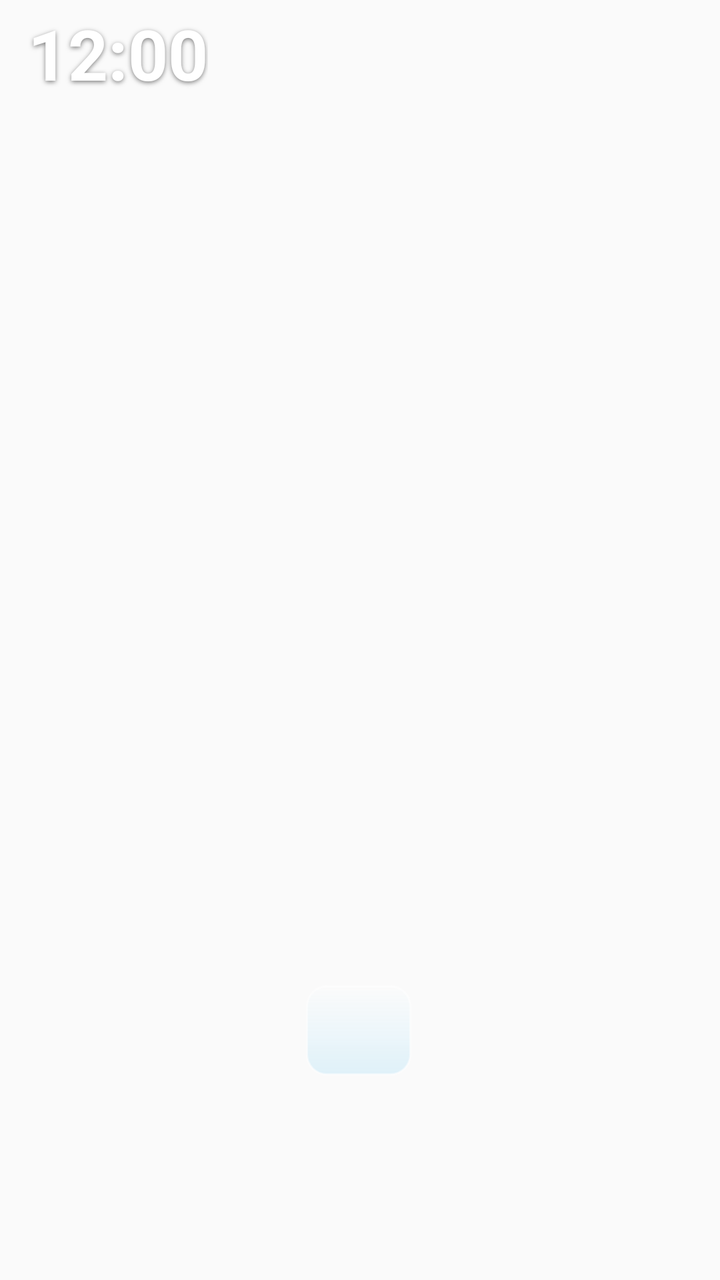
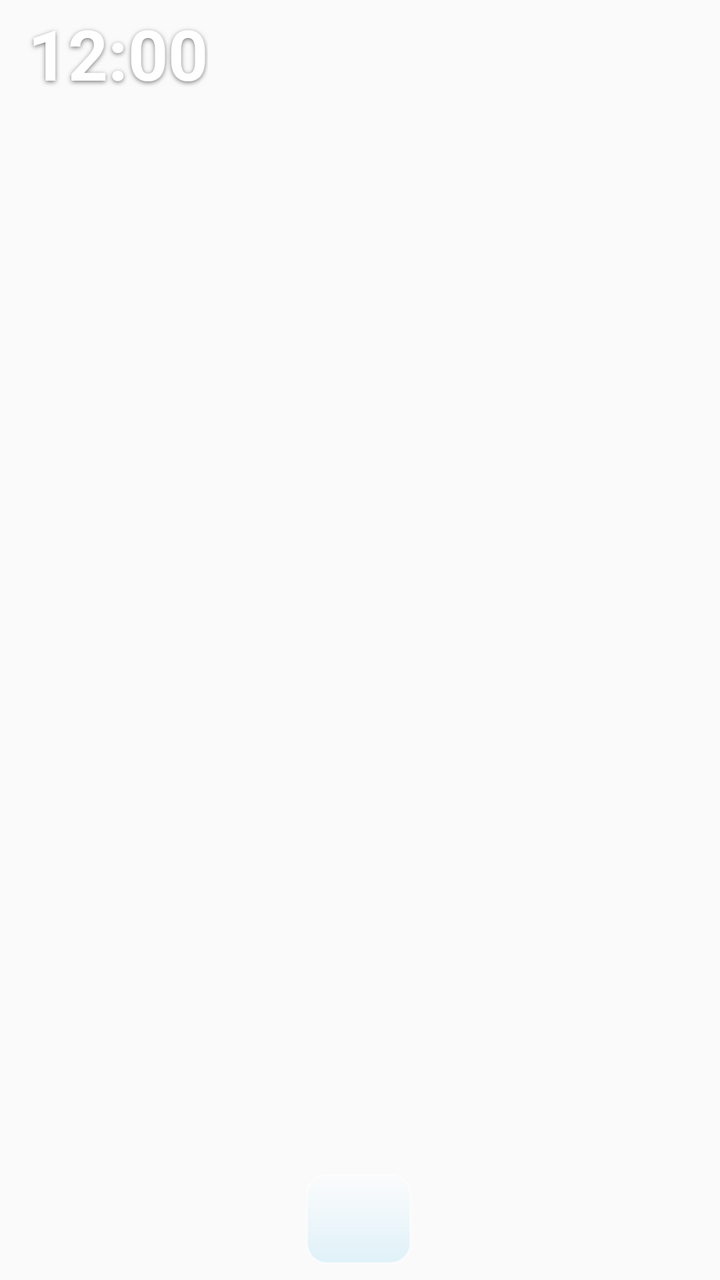

Two renders of the same Android screen: before a commit and after it. Below are the layout's source before the change and the commit's diff.
<!-- AndroidManifest.xml: application theme Theme.LumiGlassWidgets -->
<!-- res/layout/widget_layout_4x2.xml -->
<?xml version="1.0" encoding="utf-8"?>
<FrameLayout xmlns:android="http://schemas.android.com/apk/res/android"
    android:id="@+id/widget_root"
    android:layout_width="match_parent"
    android:layout_height="match_parent"
    android:background="@android:color/transparent">

    <ImageView
        android:id="@+id/widget_glass_bg"
        android:layout_width="match_parent"
        android:layout_height="match_parent"
        android:contentDescription="@null"
        android:scaleType="fitXY" />

    <LinearLayout
        android:id="@+id/widget_content_root"
        android:layout_width="match_parent"
        android:layout_height="match_parent"
        android:orientation="vertical"
        android:paddingStart="14dp"
        android:paddingTop="8dp"
        android:paddingEnd="14dp"
        android:paddingBottom="8dp"
        android:weightSum="100">

        
        <LinearLayout
            android:id="@+id/widget_upper_main_row"
            android:layout_width="match_parent"
            android:layout_height="0dp"
            android:layout_weight="62"
            android:baselineAligned="false"
            android:gravity="top"
            android:orientation="horizontal"
            android:weightSum="100">

            
            <LinearLayout
                android:id="@+id/widget_left_pane"
                android:layout_width="0dp"
                android:layout_height="match_parent"
                android:layout_weight="48"
                android:gravity="top"
                android:orientation="vertical"
                android:paddingEnd="6dp">

                <TextClock
                    android:id="@+id/widget_clock_single"
                    android:layout_width="wrap_content"
                    android:layout_height="wrap_content"
                    android:ellipsize="end"
                    android:format12Hour="hh:mm"
                    android:format24Hour="HH:mm"
                    android:includeFontPadding="false"
                    android:maxLines="1"
                    android:shadowColor="#80000000"
                    android:shadowDy="2"
                    android:shadowRadius="6"
                    android:textColor="#FFFFFF"
                    android:textSize="35sp"
                    android:textStyle="bold" />

                <LinearLayout
                    android:id="@+id/widget_clock_split_container"
                    android:layout_width="wrap_content"
                    android:layout_height="wrap_content"
                    android:orientation="horizontal"
                    android:visibility="gone">

                    <TextClock
                        android:id="@+id/widget_clock_split_hour"
                        android:layout_width="wrap_content"
                        android:layout_height="wrap_content"
                        android:format12Hour="hh"
                        android:format24Hour="HH"
                        android:includeFontPadding="false"
                        android:shadowColor="#80000000"
                        android:shadowDy="2"
                        android:shadowRadius="6"
                        android:textColor="#FFFFFF"
                        android:textSize="34sp"
                        android:textStyle="bold" />

                    <TextClock
                        android:id="@+id/widget_clock_split_minute"
                        android:layout_width="wrap_content"
                        android:layout_height="wrap_content"
                        android:layout_marginStart="4dp"
                        android:format12Hour="mm"
                        android:format24Hour="mm"
                        android:includeFontPadding="false"
                        android:shadowColor="#80000000"
                        android:shadowDy="2"
                        android:shadowRadius="6"
                        android:textColor="#E0F2FE"
                        android:textSize="34sp" />
                </LinearLayout>

                <TextView
                    android:id="@+id/widget_date_text"
                    android:layout_width="wrap_content"
                    android:layout_height="wrap_content"
                    android:layout_marginTop="2dp"
                    android:ellipsize="end"
                    android:includeFontPadding="false"
                    android:maxLines="2"
                    android:shadowColor="#70000000"
                    android:shadowDy="1"
                    android:shadowRadius="4"
                    android:textColor="#F1F5F9"
                    android:textSize="11.5sp" />
            </LinearLayout>

            
            <LinearLayout
                android:id="@+id/widget_right_pane"
                android:layout_width="0dp"
                android:layout_height="match_parent"
                android:layout_weight="52"
                android:gravity="top"
                android:orientation="vertical"
                android:paddingStart="6dp">

                
                <LinearLayout
                    android:id="@+id/widget_weather_container"
                    android:layout_width="match_parent"
                    android:layout_height="wrap_content"
                    android:gravity="center_vertical"
                    android:orientation="horizontal">

                    <ImageView
                        android:id="@+id/widget_weather_icon"
                        android:layout_width="25dp"
                        android:layout_height="25dp"
                        android:layout_marginEnd="6dp"
                        android:contentDescription="@null" />

                    <LinearLayout
                        android:layout_width="match_parent"
                        android:layout_height="wrap_content"
                        android:orientation="vertical">

                        <LinearLayout
                            android:layout_width="match_parent"
                            android:layout_height="wrap_content"
                            android:gravity="center_vertical"
                            android:orientation="horizontal">

                            <TextView
                                android:id="@+id/widget_weather_temp"
                                android:layout_width="wrap_content"
                                android:layout_height="wrap_content"
                                android:includeFontPadding="false"
                                android:shadowColor="#80000000"
                                android:shadowDy="1"
                                android:shadowRadius="4"
                                android:textColor="#FFFFFF"
                                android:textSize="15sp"
                                android:textStyle="bold" />

                            <TextView
                                android:id="@+id/widget_weather_condition"
                                android:layout_width="wrap_content"
                                android:layout_height="wrap_content"
                                android:layout_marginStart="5dp"
                                android:ellipsize="end"
                                android:includeFontPadding="false"
                                android:maxLines="1"
                                android:shadowColor="#70000000"
                                android:shadowDy="1"
                                android:shadowRadius="3"
                                android:textColor="#E2E8F0"
                                android:textSize="10.5sp" />
                        </LinearLayout>

                        <TextView
                            android:id="@+id/widget_weather_details"
                            android:layout_width="wrap_content"
                            android:layout_height="wrap_content"
                            android:ellipsize="end"
                            android:includeFontPadding="false"
                            android:maxLines="1"
                            android:shadowColor="#70000000"
                            android:shadowDy="1"
                            android:shadowRadius="3"
                            android:textColor="#CBD5E1"
                            android:textSize="9.8sp" />
                    </LinearLayout>
                </LinearLayout>

                
                <TextView
                    android:id="@+id/widget_lunar_text"
                    android:layout_width="wrap_content"
                    android:layout_height="wrap_content"
                    android:layout_marginTop="3dp"
                    android:ellipsize="end"
                    android:includeFontPadding="false"
                    android:maxLines="1"
                    android:shadowColor="#70000000"
                    android:shadowDy="1"
                    android:shadowRadius="3"
                    android:textColor="#BAE6FD"
                    android:textSize="10.8sp" />

                
                <LinearLayout
                    android:id="@+id/widget_battery_container"
                    android:layout_width="wrap_content"
                    android:layout_height="wrap_content"
                    android:layout_marginTop="3dp"
                    android:gravity="center_vertical"
                    android:orientation="horizontal">

                    <ImageView
                        android:id="@+id/widget_battery_gauge"
                        android:layout_width="28dp"
                        android:layout_height="13dp"
                        android:layout_marginEnd="5dp"
                        android:contentDescription="@null" />

                    <TextView
                        android:id="@+id/widget_battery_percent_text"
                        android:layout_width="wrap_content"
                        android:layout_height="wrap_content"
                        android:includeFontPadding="false"
                        android:shadowColor="#70000000"
                        android:shadowDy="1"
                        android:shadowRadius="3"
                        android:textColor="#FFFFFF"
                        android:textSize="10.8sp"
                        android:textStyle="bold" />

                    <TextView
                        android:id="@+id/widget_battery_temp_text"
                        android:layout_width="wrap_content"
                        android:layout_height="wrap_content"
                        android:layout_marginStart="5dp"
                        android:includeFontPadding="false"
                        android:shadowColor="#70000000"
                        android:shadowDy="1"
                        android:shadowRadius="3"
                        android:textColor="#E2E8F0"
                        android:textSize="10.5sp" />
                </LinearLayout>

                
                <LinearLayout
                    android:id="@+id/widget_telemetry_trio_row"
                    android:layout_width="match_parent"
                    android:layout_height="wrap_content"
                    android:layout_marginTop="3dp"
                    android:baselineAligned="false"
                    android:gravity="center_vertical"
                    android:orientation="horizontal"
                    android:visibility="gone"
                    android:weightSum="3">

                    <ImageView
                        android:id="@+id/widget_card_battery"
                        android:layout_width="0dp"
                        android:layout_height="70dp"
                        android:layout_weight="1"
                        android:contentDescription="@null"
                        android:scaleType="fitCenter" />

                    <ImageView
                        android:id="@+id/widget_card_storage"
                        android:layout_width="0dp"
                        android:layout_height="70dp"
                        android:layout_marginStart="3dp"
                        android:layout_weight="1"
                        android:contentDescription="@null"
                        android:scaleType="fitCenter" />

                    <ImageView
                        android:id="@+id/widget_card_ram"
                        android:layout_width="0dp"
                        android:layout_height="70dp"
                        android:layout_marginStart="3dp"
                        android:layout_weight="1"
                        android:contentDescription="@null"
                        android:scaleType="fitCenter" />
                </LinearLayout>
            </LinearLayout>
        </LinearLayout>

        
        <LinearLayout
            android:layout_width="match_parent"
            android:layout_height="0dp"
            android:layout_weight="38"
            android:gravity="center_vertical"
            android:orientation="vertical">

            <include layout="@layout/include_week_calendar_strip" />
        </LinearLayout>
    </LinearLayout>
</FrameLayout>
<!-- res/layout/include_week_calendar_strip.xml (included above) -->
<?xml version="1.0" encoding="utf-8"?>
<LinearLayout xmlns:android="http://schemas.android.com/apk/res/android"
    android:id="@+id/widget_week_strip_container"
    android:layout_width="match_parent"
    android:layout_height="wrap_content"
    android:baselineAligned="false"
    android:gravity="center_vertical"
    android:orientation="horizontal"
    android:paddingTop="4dp">

    
    <LinearLayout
        android:id="@+id/cal_col_0_box"
        android:layout_width="0dp"
        android:layout_height="wrap_content"
        android:layout_weight="1"
        android:gravity="center"
        android:orientation="vertical"
        android:paddingVertical="2dp">
        <TextView
            android:id="@+id/cal_col_0_weekday"
            android:layout_width="wrap_content"
            android:layout_height="wrap_content"
            android:includeFontPadding="false"
            android:maxLines="1"
            android:shadowColor="#70000000"
            android:shadowDy="1"
            android:shadowRadius="2"
            android:textColor="#CBD5E1"
            android:textSize="9.5sp" />
        <TextView
            android:id="@+id/cal_col_0_solar"
            android:layout_width="wrap_content"
            android:layout_height="wrap_content"
            android:includeFontPadding="false"
            android:maxLines="1"
            android:shadowColor="#80000000"
            android:shadowDy="1"
            android:shadowRadius="3"
            android:textColor="#FFFFFF"
            android:textSize="13sp"
            android:textStyle="bold" />
        <TextView
            android:id="@+id/cal_col_0_lunar"
            android:layout_width="wrap_content"
            android:layout_height="wrap_content"
            android:includeFontPadding="false"
            android:maxLines="1"
            android:shadowColor="#70000000"
            android:shadowDy="1"
            android:shadowRadius="2"
            android:textColor="#BAE6FD"
            android:textSize="9sp" />
    </LinearLayout>

    
    <LinearLayout
        android:id="@+id/cal_col_1_box"
        android:layout_width="0dp"
        android:layout_height="wrap_content"
        android:layout_weight="1"
        android:gravity="center"
        android:orientation="vertical"
        android:paddingVertical="2dp">
        <TextView
            android:id="@+id/cal_col_1_weekday"
            android:layout_width="wrap_content"
            android:layout_height="wrap_content"
            android:includeFontPadding="false"
            android:maxLines="1"
            android:shadowColor="#70000000"
            android:shadowDy="1"
            android:shadowRadius="2"
            android:textColor="#CBD5E1"
            android:textSize="9.5sp" />
        <TextView
            android:id="@+id/cal_col_1_solar"
            android:layout_width="wrap_content"
            android:layout_height="wrap_content"
            android:includeFontPadding="false"
            android:maxLines="1"
            android:shadowColor="#80000000"
            android:shadowDy="1"
            android:shadowRadius="3"
            android:textColor="#FFFFFF"
            android:textSize="13sp"
            android:textStyle="bold" />
        <TextView
            android:id="@+id/cal_col_1_lunar"
            android:layout_width="wrap_content"
            android:layout_height="wrap_content"
            android:includeFontPadding="false"
            android:maxLines="1"
            android:shadowColor="#70000000"
            android:shadowDy="1"
            android:shadowRadius="2"
            android:textColor="#BAE6FD"
            android:textSize="9sp" />
    </LinearLayout>

    
    <LinearLayout
        android:id="@+id/cal_col_2_box"
        android:layout_width="0dp"
        android:layout_height="wrap_content"
        android:layout_weight="1"
        android:gravity="center"
        android:orientation="vertical"
        android:paddingVertical="2dp">
        <TextView
            android:id="@+id/cal_col_2_weekday"
            android:layout_width="wrap_content"
            android:layout_height="wrap_content"
            android:includeFontPadding="false"
            android:maxLines="1"
            android:shadowColor="#70000000"
            android:shadowDy="1"
            android:shadowRadius="2"
            android:textColor="#CBD5E1"
            android:textSize="9.5sp" />
        <TextView
            android:id="@+id/cal_col_2_solar"
            android:layout_width="wrap_content"
            android:layout_height="wrap_content"
            android:includeFontPadding="false"
            android:maxLines="1"
            android:shadowColor="#80000000"
            android:shadowDy="1"
            android:shadowRadius="3"
            android:textColor="#FFFFFF"
            android:textSize="13sp"
            android:textStyle="bold" />
        <TextView
            android:id="@+id/cal_col_2_lunar"
            android:layout_width="wrap_content"
            android:layout_height="wrap_content"
            android:includeFontPadding="false"
            android:maxLines="1"
            android:shadowColor="#70000000"
            android:shadowDy="1"
            android:shadowRadius="2"
            android:textColor="#BAE6FD"
            android:textSize="9sp" />
    </LinearLayout>

    
    <LinearLayout
        android:id="@+id/cal_col_3_box"
        android:layout_width="0dp"
        android:layout_height="wrap_content"
        android:layout_marginHorizontal="2dp"
        android:layout_weight="1.15"
        android:background="@drawable/bg_glass_today_pill"
        android:gravity="center"
        android:orientation="vertical"
        android:paddingVertical="3dp">
        <TextView
            android:id="@+id/cal_col_3_weekday"
            android:layout_width="wrap_content"
            android:layout_height="wrap_content"
            android:includeFontPadding="false"
            android:maxLines="1"
            android:shadowColor="#80000000"
            android:shadowDy="1"
            android:shadowRadius="2"
            android:textColor="#FFFFFF"
            android:textSize="9.5sp"
            android:textStyle="bold" />
        <TextView
            android:id="@+id/cal_col_3_solar"
            android:layout_width="wrap_content"
            android:layout_height="wrap_content"
            android:includeFontPadding="false"
            android:maxLines="1"
            android:shadowColor="#80000000"
            android:shadowDy="1"
            android:shadowRadius="3"
            android:textColor="#FFFFFF"
            android:textSize="14sp"
            android:textStyle="bold" />
        <TextView
            android:id="@+id/cal_col_3_lunar"
            android:layout_width="wrap_content"
            android:layout_height="wrap_content"
            android:includeFontPadding="false"
            android:maxLines="1"
            android:shadowColor="#80000000"
            android:shadowDy="1"
            android:shadowRadius="2"
            android:textColor="#7DD3FC"
            android:textSize="9.5sp"
            android:textStyle="bold" />
    </LinearLayout>

    
    <LinearLayout
        android:id="@+id/cal_col_4_box"
        android:layout_width="0dp"
        android:layout_height="wrap_content"
        android:layout_weight="1"
        android:gravity="center"
        android:orientation="vertical"
        android:paddingVertical="2dp">
        <TextView
            android:id="@+id/cal_col_4_weekday"
            android:layout_width="wrap_content"
            android:layout_height="wrap_content"
            android:includeFontPadding="false"
            android:maxLines="1"
            android:shadowColor="#70000000"
            android:shadowDy="1"
            android:shadowRadius="2"
            android:textColor="#CBD5E1"
            android:textSize="9.5sp" />
        <TextView
            android:id="@+id/cal_col_4_solar"
            android:layout_width="wrap_content"
            android:layout_height="wrap_content"
            android:includeFontPadding="false"
            android:maxLines="1"
            android:shadowColor="#80000000"
            android:shadowDy="1"
            android:shadowRadius="3"
            android:textColor="#FFFFFF"
            android:textSize="13sp"
            android:textStyle="bold" />
        <TextView
            android:id="@+id/cal_col_4_lunar"
            android:layout_width="wrap_content"
            android:layout_height="wrap_content"
            android:includeFontPadding="false"
            android:maxLines="1"
            android:shadowColor="#70000000"
            android:shadowDy="1"
            android:shadowRadius="2"
            android:textColor="#BAE6FD"
            android:textSize="9sp" />
    </LinearLayout>

    
    <LinearLayout
        android:id="@+id/cal_col_5_box"
        android:layout_width="0dp"
        android:layout_height="wrap_content"
        android:layout_weight="1"
        android:gravity="center"
        android:orientation="vertical"
        android:paddingVertical="2dp">
        <TextView
            android:id="@+id/cal_col_5_weekday"
            android:layout_width="wrap_content"
            android:layout_height="wrap_content"
            android:includeFontPadding="false"
            android:maxLines="1"
            android:shadowColor="#70000000"
            android:shadowDy="1"
            android:shadowRadius="2"
            android:textColor="#CBD5E1"
            android:textSize="9.5sp" />
        <TextView
            android:id="@+id/cal_col_5_solar"
            android:layout_width="wrap_content"
            android:layout_height="wrap_content"
            android:includeFontPadding="false"
            android:maxLines="1"
            android:shadowColor="#80000000"
            android:shadowDy="1"
            android:shadowRadius="3"
            android:textColor="#FFFFFF"
            android:textSize="13sp"
            android:textStyle="bold" />
        <TextView
            android:id="@+id/cal_col_5_lunar"
            android:layout_width="wrap_content"
            android:layout_height="wrap_content"
            android:includeFontPadding="false"
            android:maxLines="1"
            android:shadowColor="#70000000"
            android:shadowDy="1"
            android:shadowRadius="2"
            android:textColor="#BAE6FD"
            android:textSize="9sp" />
    </LinearLayout>

    
    <LinearLayout
        android:id="@+id/cal_col_6_box"
        android:layout_width="0dp"
        android:layout_height="wrap_content"
        android:layout_weight="1"
        android:gravity="center"
        android:orientation="vertical"
        android:paddingVertical="2dp">
        <TextView
            android:id="@+id/cal_col_6_weekday"
            android:layout_width="wrap_content"
            android:layout_height="wrap_content"
            android:includeFontPadding="false"
            android:maxLines="1"
            android:shadowColor="#70000000"
            android:shadowDy="1"
            android:shadowRadius="2"
            android:textColor="#CBD5E1"
            android:textSize="9.5sp" />
        <TextView
            android:id="@+id/cal_col_6_solar"
            android:layout_width="wrap_content"
            android:layout_height="wrap_content"
            android:includeFontPadding="false"
            android:maxLines="1"
            android:shadowColor="#80000000"
            android:shadowDy="1"
            android:shadowRadius="3"
            android:textColor="#FFFFFF"
            android:textSize="13sp"
            android:textStyle="bold" />
        <TextView
            android:id="@+id/cal_col_6_lunar"
            android:layout_width="wrap_content"
            android:layout_height="wrap_content"
            android:includeFontPadding="false"
            android:maxLines="1"
            android:shadowColor="#70000000"
            android:shadowDy="1"
            android:shadowRadius="2"
            android:textColor="#BAE6FD"
            android:textSize="9sp" />
    </LinearLayout>

</LinearLayout>
<!-- resources referenced by this layout -->
<resources>
  <!-- drawable bg_glass_today_pill (drawable) -->
  <?xml version="1.0" encoding="utf-8"?>
  <shape xmlns:android="http://schemas.android.com/apk/res/android"
      android:shape="rectangle">
      <corners android:radius="10dp" />
      <gradient
          android:angle="270"
          android:endColor="#2238BDF8"
          android:startColor="#38FFFFFF"
          android:type="linear" />
      <stroke
          android:width="1dp"
          android:color="#88FFFFFF" />
  </shape>
  <style name="Theme.LumiGlassWidgets" parent="android:Theme.Material.Light.NoActionBar" />
</resources>

<!-- the commit's change to res/layout/widget_layout_4x2.xml (unified diff, before → after) -->
@@ -20,15 +20,14 @@
         android:paddingStart="14dp"
         android:paddingTop="8dp"
         android:paddingEnd="14dp"
-        android:paddingBottom="8dp"
-        android:weightSum="100">
+        android:paddingBottom="8dp">
 
         
         <LinearLayout
             android:id="@+id/widget_upper_main_row"
             android:layout_width="match_parent"
             android:layout_height="0dp"
-            android:layout_weight="62"
+            android:layout_weight="1"
             android:baselineAligned="false"
             android:gravity="top"
             android:orientation="horizontal"
@@ -245,57 +244,48 @@
                         android:textSize="10.5sp" />
                 </LinearLayout>
 
-                
-                <LinearLayout
-                    android:id="@+id/widget_telemetry_trio_row"
-                    android:layout_width="match_parent"
-                    android:layout_height="wrap_content"
-                    android:layout_marginTop="3dp"
-                    android:baselineAligned="false"
-                    android:gravity="center_vertical"
-                    android:orientation="horizontal"
-                    android:visibility="gone"
-                    android:weightSum="3">
-
-                    <ImageView
-                        android:id="@+id/widget_card_battery"
-                        android:layout_width="0dp"
-                        android:layout_height="70dp"
-                        android:layout_weight="1"
-                        android:contentDescription="@null"
-                        android:scaleType="fitCenter" />
-
-                    <ImageView
-                        android:id="@+id/widget_card_storage"
-                        android:layout_width="0dp"
-                        android:layout_height="70dp"
-                        android:layout_marginStart="3dp"
-                        android:layout_weight="1"
-                        android:contentDescription="@null"
-                        android:scaleType="fitCenter" />
-
-                    <ImageView
-                        android:id="@+id/widget_card_ram"
-                        android:layout_width="0dp"
-                        android:layout_height="70dp"
-                        android:layout_marginStart="3dp"
-                        android:layout_weight="1"
-                        android:contentDescription="@null"
-                        android:scaleType="fitCenter" />
-                </LinearLayout>
             </LinearLayout>
         </LinearLayout>
 
         
         <LinearLayout
+            android:id="@+id/widget_telemetry_trio_row"
             android:layout_width="match_parent"
-            android:layout_height="0dp"
-            android:layout_weight="38"
+            android:layout_height="wrap_content"
+            android:layout_marginTop="3dp"
+            android:baselineAligned="false"
             android:gravity="center_vertical"
-            android:orientation="vertical">
-
-            <include layout="@layout/include_week_calendar_strip" />
+            android:orientation="horizontal"
+            android:visibility="gone">
+
+            <ImageView
+                android:id="@+id/widget_card_battery"
+                android:layout_width="0dp"
+                android:layout_height="34dp"
+                android:layout_weight="1"
+                android:contentDescription="@null"
+                android:scaleType="fitCenter" />
+
+            <ImageView
+                android:id="@+id/widget_card_storage"
+                android:layout_width="0dp"
+                android:layout_height="34dp"
+                android:layout_marginStart="3dp"
+                android:layout_weight="1"
+                android:contentDescription="@null"
+                android:scaleType="fitCenter" />
+
+            <ImageView
+                android:id="@+id/widget_card_ram"
+                android:layout_width="0dp"
+                android:layout_height="34dp"
+                android:layout_marginStart="3dp"
+                android:layout_weight="1"
+                android:contentDescription="@null"
+                android:scaleType="fitCenter" />
         </LinearLayout>
+
+        <include layout="@layout/include_week_calendar_strip" />
     </LinearLayout>
 </FrameLayout>
 <!-- res/layout/include_week_calendar_strip.xml (included above) -->
